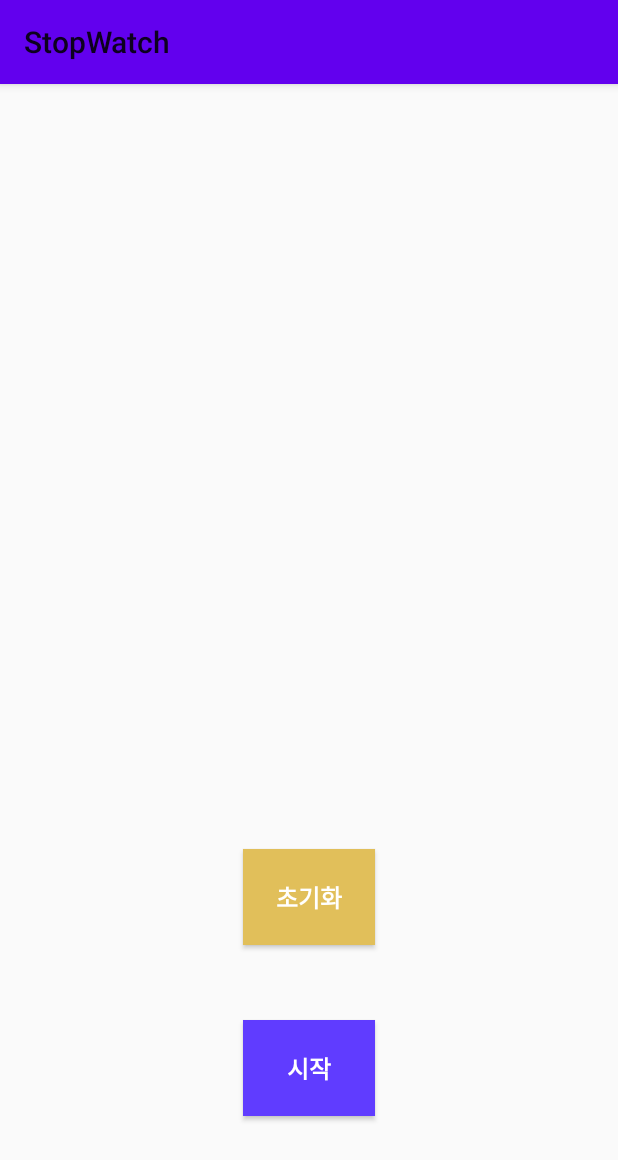
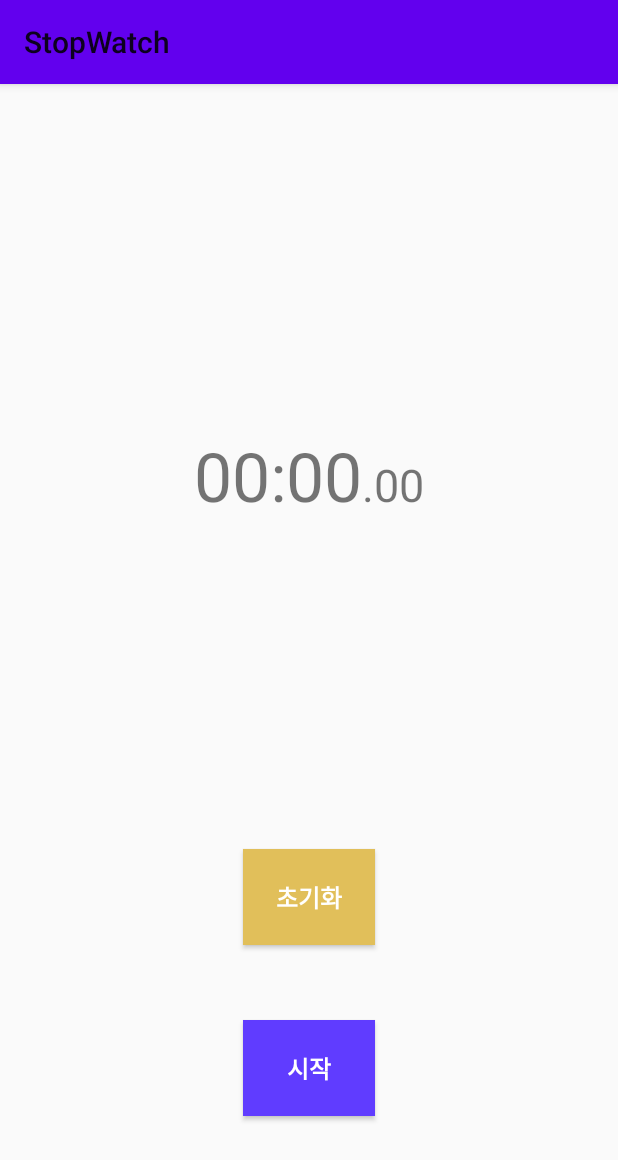
Before and after one commit to kangilbin/kotlin, an Android app: the screen it shows after launch (MainActivity), on a phone screen of 412 x 824 dp. Shown: the top 1160 px of the screen. Run offline under Robolectric (Android 15) with nearby library versions, the phone set to English and light mode, and no system bars.

Commit message:
스탑워치

```diff
--- a/StopWatch/app/src/main/res/layout/activity_main.xml
+++ b/StopWatch/app/src/main/res/layout/activity_main.xml
@@ -4,37 +4,74 @@
     xmlns:tools="http://schemas.android.com/tools"
     android:layout_width="match_parent"
     android:layout_height="match_parent"
-    tools:context=".MainActivity">
+    tools:context=".MainActivity"
+    tools:layout_editor_absoluteX="16dp"
+    tools:layout_editor_absoluteY="5dp">
 
 
     <Button
         android:id="@+id/btn_start"
         android:layout_width="wrap_content"
         android:layout_height="wrap_content"
+        android:layout_marginBottom="80dp"
+        android:background="@color/blue"
+        android:padding="20dp"
         android:text="@string/start"
         android:textColor="@color/white"
         android:textSize="16sp"
         android:textStyle="bold"
-        android:background="@color/blue"
-        android:layout_marginBottom="80dp"
-        android:padding="20dp"
         app:layout_constraintBottom_toBottomOf="parent"
         app:layout_constraintEnd_toEndOf="parent"
-        app:layout_constraintStart_toStartOf="parent"
-       />
+        app:layout_constraintStart_toStartOf="parent" />
 
     <Button
         android:id="@+id/btn_refresh"
         android:layout_width="wrap_content"
         android:layout_height="wrap_content"
+        android:layout_margin="50dp"
+        android:background="@color/yellow"
+        android:padding="20dp"
         android:text="@string/refresh"
-        android:layout_margin="50dp"
-        android:padding="20dp"
+        android:textColor="@color/white"
+        android:textSize="16sp"
         android:textStyle="bold"
-        android:textSize="16sp"
-        android:textColor="@color/white"
-        android:background="@color/yellow"
+        app:layout_constraintBottom_toTopOf="@+id/btn_start"
         app:layout_constraintEnd_toEndOf="parent"
-        app:layout_constraintStart_toStartOf="parent"
-        app:layout_constraintBottom_toTopOf="@+id/btn_start" />
+        app:layout_constraintStart_toStartOf="parent" />
+
+    <TextView
+        android:id="@+id/tv_minute"
+        android:layout_width="wrap_content"
+        android:layout_height="wrap_content"
+        android:text="00"
+        android:textSize="45sp"
+        app:layout_constraintBaseline_toBaselineOf="@+id/tv_second"
+        app:layout_constraintEnd_toStartOf="@+id/tv_second"
+        app:layout_constraintHorizontal_bias="0.5"
+        app:layout_constraintHorizontal_chainStyle="packed"
+        app:layout_constraintStart_toStartOf="parent" />
+
+    <TextView
+        android:id="@+id/tv_second"
+        android:layout_width="wrap_content"
+        android:layout_height="wrap_content"
+        android:text=":00"
+        android:textSize="45sp"
+        app:layout_constraintBottom_toTopOf="@+id/btn_refresh"
+        app:layout_constraintEnd_toStartOf="@+id/tv_millisecond"
+        app:layout_constraintHorizontal_bias="0.5"
+        app:layout_constraintStart_toEndOf="@+id/tv_minute"
+        app:layout_constraintTop_toTopOf="parent"
+        app:layout_constraintVertical_bias="0.513" />
+
+    <TextView
+        android:id="@+id/tv_millisecond"
+        android:layout_width="wrap_content"
+        android:layout_height="wrap_content"
+        android:text=".00"
+        android:textSize="30sp"
+        app:layout_constraintBaseline_toBaselineOf="@+id/tv_second"
+        app:layout_constraintEnd_toEndOf="parent"
+        app:layout_constraintHorizontal_bias="0.5"
+        app:layout_constraintStart_toEndOf="@+id/tv_second" />
 </androidx.constraintlayout.widget.ConstraintLayout>
```
Also changed, not shown: StopWatch/app/src/main/java/com/jaocb/stopwatch/MainActivity.kt (+97 -1 lines).
